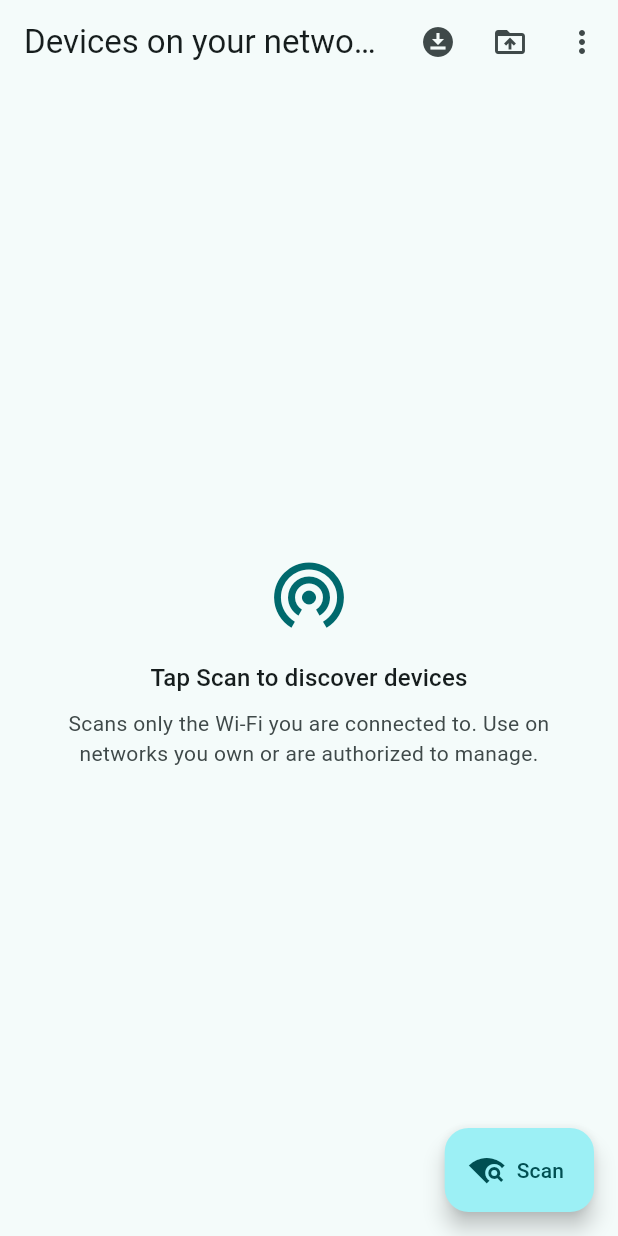
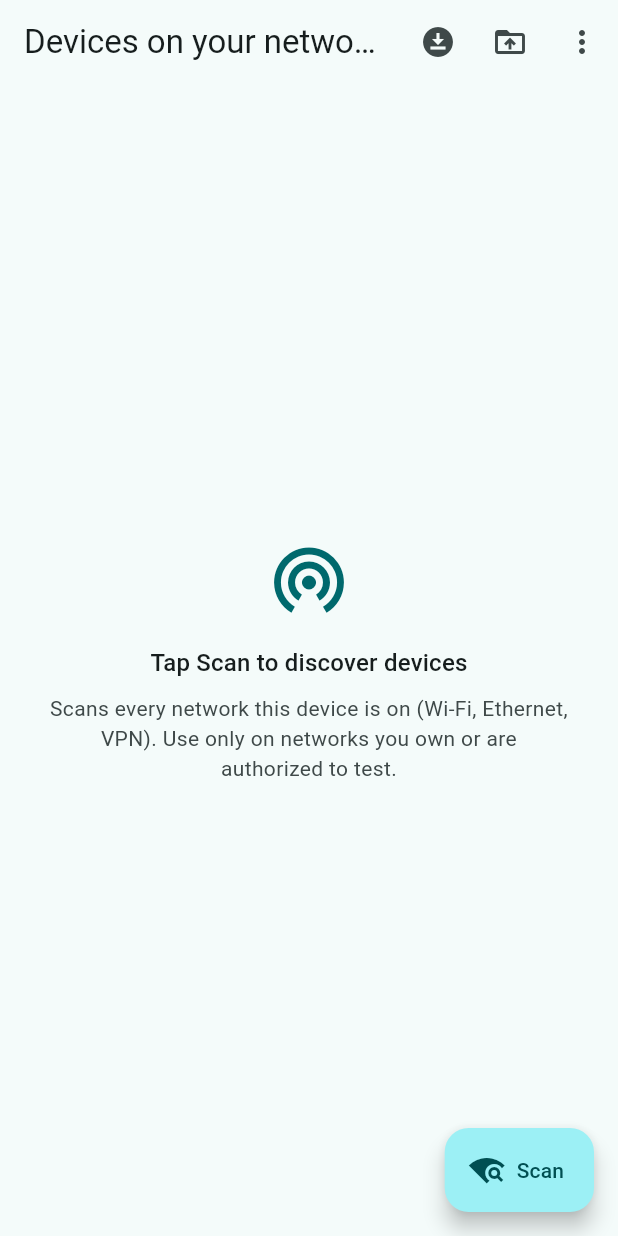
Before and after one commit to Casa-Vino/Network-program, a Flutter app: the screen it shows after launch, on a phone screen of 412 x 824 dp. Run offline on Flutter 3.47's test engine with Material 3 defaults, Android fonts, the phone set to English and light mode, and no system bars; our stand-ins replace file_picker, multicast_dns, open_filex, package_info_plus, permission_handler, qr_flutter and 1 more; missing offline and left inert: network_info_plus, smb_connect.

Commit message:
Scan all reachable networks, grouped by subnet
Instead of only the primary Wi-Fi /24, enumerate every private (RFC1918)
subnet this device is on — Wi-Fi, Ethernet, second NIC, VPN — via
localSubnets(), sweep each, tag each device with its /24, and group the
results by network in the UI with per-network headers and counts. Skips
public/CGNAT (cellular) ranges. Useful for IT work across a client's networks.

Co-Authored-By: Claude Opus 4.8 <noreply@anthropic.com>
Claude-Session: https://claude.ai/code/session_015zLvVbotFUdnk44VzBK2TB

```diff
--- a/mobile/device_scanner/lib/main.dart
+++ b/mobile/device_scanner/lib/main.dart
@@ -153,7 +153,7 @@ class _ScanPageState extends State<ScanPage> {
   Widget build(BuildContext context) {
     return Scaffold(
       appBar: AppBar(
-        title: const Text('Devices on your network'),
+        title: const Text('Devices on your networks'),
         actions: [
           IconButton(
             icon: const Icon(Icons.download_for_offline),
@@ -203,29 +203,61 @@ class _ScanPageState extends State<ScanPage> {
     }
     if (_scanning && _devices.isEmpty) {
       return _Centered(
-          icon: Icons.radar, title: _status, subtitle: 'Probing the local subnet…');
+          icon: Icons.radar,
+          title: _status,
+          subtitle: 'Probing every reachable network…');
     }
     if (_devices.isEmpty) {
       return const _Centered(
         icon: Icons.wifi_tethering,
         title: 'Tap Scan to discover devices',
-        subtitle: 'Scans only the Wi-Fi you are connected to. '
-            'Use on networks you own or are authorized to manage.',
+        subtitle: 'Scans every network this device is on (Wi-Fi, Ethernet, '
+            'VPN). Use only on networks you own or are authorized to test.',
       );
     }
+
+    // Build grouped rows: a summary, then a header + tiles per network.
+    final counts = <String, int>{};
+    for (final d in _devices) {
+      final n = d.network ?? '';
+      counts[n] = (counts[n] ?? 0) + 1;
+    }
+    final rows = <Object>['__summary__'];
+    String? cur;
+    for (final d in _devices) {
+      final n = d.network ?? '';
+      if (n != cur) {
+        cur = n;
+        rows.add('net:$n');
+      }
+      rows.add(d);
+    }
+
     return ListView.separated(
       padding: const EdgeInsets.only(bottom: 88),
-      itemCount: _devices.length + 1,
+      itemCount: rows.length,
       separatorBuilder: (_, __) => const Divider(height: 1),
       itemBuilder: (context, i) {
-        if (i == 0) {
+        final row = rows[i];
+        if (row == '__summary__') {
           return Padding(
             padding: const EdgeInsets.fromLTRB(16, 12, 16, 4),
-            child: Text('${_devices.length} device(s) found',
+            child: Text(
+                '${_devices.length} device(s) across ${counts.length} network(s)',
                 style: Theme.of(context).textTheme.labelLarge),
           );
         }
-        return _DeviceTile(device: _devices[i - 1]);
+        if (row is String && row.startsWith('net:')) {
+          final net = row.substring(4);
+          return Container(
+            width: double.infinity,
+            color: Theme.of(context).colorScheme.surfaceContainerHighest,
+            padding: const EdgeInsets.fromLTRB(16, 10, 16, 10),
+            child: Text('Network  $net.x   •   ${counts[net]} device(s)',
+                style: Theme.of(context).textTheme.titleSmall),
+          );
+        }
+        return _DeviceTile(device: row as Device);
       },
     );
   }
--- a/mobile/device_scanner/lib/models/device.dart
+++ b/mobile/device_scanner/lib/models/device.dart
@@ -10,6 +10,7 @@ class Device {
 
   final String ip;
   String? hostname; // from mDNS, when available
+  String? network; // the /24 subnet prefix this device is on, e.g. "192.168.1"
   final Set<int> openPorts = {};
   final Set<String> services = {}; // mDNS service types, e.g. "_airplay._tcp"
   bool isGateway = false;
```
Also changed, not shown: mobile/device_scanner/lib/services/discovery.dart (+30 -13 lines), mobile/device_scanner/lib/services/net_util.dart (+31 -0 lines), 1 other file.
